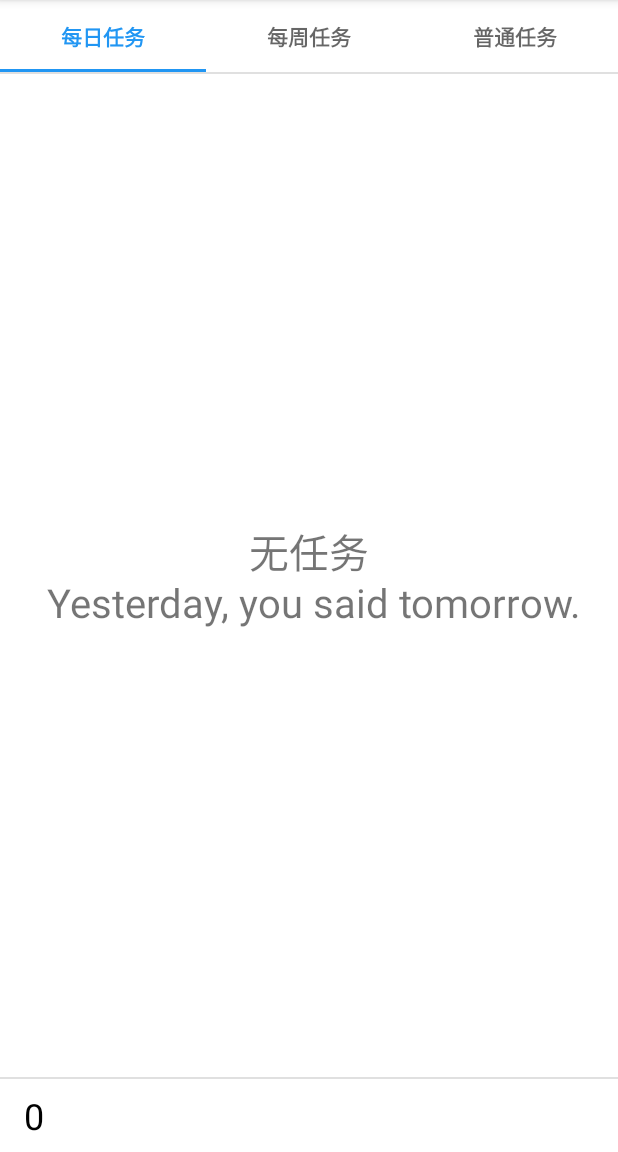
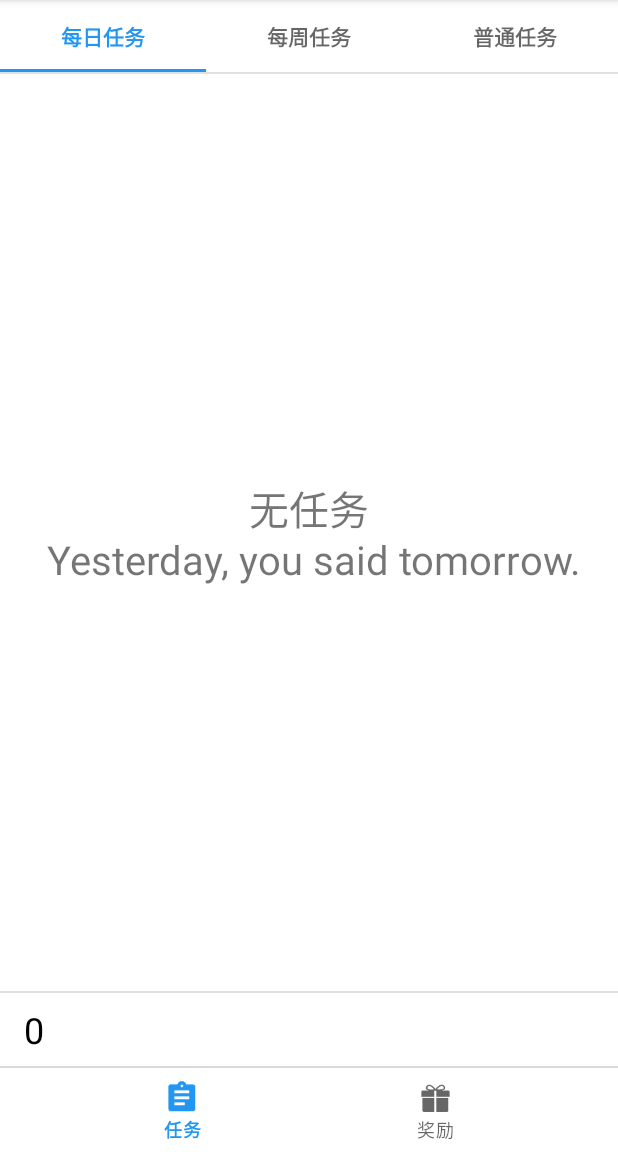
Before and after one commit to AAArisle/Playtask, an Android app: the screen it shows after launch (MainActivity), on a phone screen of 412 x 824 dp, the part 84-1236 px from its top. Run offline under Robolectric (Android 15) with nearby library versions, the phone set to English and light mode, and no system bars.

Commit message:
修复了钉住的任务在被自动刷新后会导致钉住任务数量异常的问题。 修改钉住任务通知为静音和不震动。 添加奖励界面。

```diff
--- a/app/src/main/AndroidManifest.xml
+++ b/app/src/main/AndroidManifest.xml
@@ -3,7 +3,7 @@
     xmlns:tools="http://schemas.android.com/tools">
 
     <uses-permission android:name="android.permission.POST_NOTIFICATIONS" />
-    <uses-permission android:name="android.permission.RECEIVE_BOOT_COMPLETED"/>
+    <uses-permission android:name="android.permission.RECEIVE_BOOT_COMPLETED" />
 
     <application
         android:allowBackup="true"
--- a/app/src/main/java/com/jnu/student/AlarmReceiver.java
+++ b/app/src/main/java/com/jnu/student/AlarmReceiver.java
@@ -6,7 +6,6 @@ import static com.jnu.student.Task.taskList1;
 import android.content.BroadcastReceiver;
 import android.content.Context;
 import android.content.Intent;
-import android.util.Log;
 
 public class AlarmReceiver extends BroadcastReceiver {
     @Override
--- /dev/null
+++ b/app/src/main/java/com/jnu/student/BottomAdapter.java
@@ -0,0 +1,33 @@
+package com.jnu.student;
+
+import androidx.annotation.NonNull;
+import androidx.fragment.app.Fragment;
+import androidx.fragment.app.FragmentManager;
+import androidx.lifecycle.Lifecycle;
+import androidx.viewpager2.adapter.FragmentStateAdapter;
+
+public class BottomAdapter extends FragmentStateAdapter {
+    public BottomAdapter(@NonNull FragmentManager fragmentManager, @NonNull Lifecycle lifecycle) {
+        super(fragmentManager, lifecycle);
+    }
+
+    @NonNull
+    @Override
+    public Fragment createFragment(int position) {
+        //获得Tab对应的Fragment
+        switch (position) {
+            case 0:
+                return new TaskListFragment(); // 任务
+            case 1:
+                return new RewardFragment(); // 奖励
+            default:
+                return null;
+        }
+    }
+
+    @Override
+    public int getItemCount() {
+        //Tab数目
+        return 2;
+    }
+}
--- a/app/src/main/java/com/jnu/student/MainActivity.java
+++ b/app/src/main/java/com/jnu/student/MainActivity.java
@@ -1,7 +1,6 @@
 package com.jnu.student;
 
 import static com.jnu.student.Coins.coins;
-import static com.jnu.student.Task.Pinned_Tasks;
 import static com.jnu.student.Task.taskList0;
 import static com.jnu.student.Task.taskList1;
 import static com.jnu.student.Task.taskList2;
@@ -17,11 +16,15 @@ import android.content.SharedPreferences;
 import android.icu.util.Calendar;
 import android.os.Build;
 import android.os.Bundle;
+import android.view.MenuItem;
 
+import androidx.annotation.NonNull;
 import androidx.appcompat.app.AppCompatActivity;
 import androidx.core.app.NotificationCompat;
+import androidx.viewpager.widget.ViewPager;
 import androidx.viewpager2.widget.ViewPager2;
 
+import com.google.android.material.bottomnavigation.BottomNavigationView;
 import com.google.android.material.tabs.TabLayout;
 import com.google.android.material.tabs.TabLayoutMediator;
 import com.google.gson.Gson;
@@ -31,8 +34,8 @@ import java.util.List;
 
 
 public class MainActivity extends AppCompatActivity {
-    static ViewPager2 viewPager;
-    private TabLayout tabLayout;
+    static ViewPager2 bottomViewPager;
+    private BottomNavigationView bottomMenu;
     Gson gson = new Gson();
     private AlarmManager alarmMgr;
     private PendingIntent dailyAlarmIntent;
@@ -51,14 +54,30 @@ public class MainActivity extends AppCompatActivity {
         editor.putString("tasklist2", gson.toJson(taskList2));
 
         editor.putInt("coins", coins);
-        editor.putInt("pinned_tasks", Pinned_Tasks);
         editor.apply();
         // 存储结束
 
+        // 计算钉住任务数
+        int Pinned_Tasks = 0;
+        for (Task task: taskList0){
+            if (task.isPinned() && !task.isCompleted()){
+                Pinned_Tasks++;
+            }
+        }
+        for (Task task: taskList1){
+            if (task.isPinned() && !task.isCompleted()){
+                Pinned_Tasks++;
+            }
+        }
+        for (Task task: taskList2){
+            if (task.isPinned() && !task.isCompleted()){
+                Pinned_Tasks++;
+            }
+        }
         // 如果有被钉住的未完成的任务，就显示一条通知
         if (Pinned_Tasks > 0) {
             NotificationManager manager = (NotificationManager) getSystemService(Context.NOTIFICATION_SERVICE);
-            Notification notification = new NotificationCompat.Builder(MainActivity.this, "your_channel_id")
+            Notification notification = new NotificationCompat.Builder(MainActivity.this, "pinned_task_tip_channel")
                     .setSmallIcon(R.mipmap.ic_launcher)
                     .setContentTitle("PlayTask")
                     .setContentText(Pinned_Tasks + "个钉住的任务待完成")
@@ -66,7 +85,7 @@ public class MainActivity extends AppCompatActivity {
                     .setOngoing(true) // 设置通知为持久通知
                     .setContentIntent(PendingIntent.getActivity(
                             this,0,new Intent(
-                                    this,MainActivity.class), PendingIntent.FLAG_IMMUTABLE))
+                                    this, MainActivity.class), PendingIntent.FLAG_IMMUTABLE))
                     .build();
             manager.notify(1, notification);
         }
@@ -83,6 +102,34 @@ public class MainActivity extends AppCompatActivity {
     @Override
     protected void onCreate(Bundle savedInstanceState) {
         super.onCreate(savedInstanceState);
+        setContentView(R.layout.activity_main);
+
+        // 底部导航栏
+        bottomViewPager = findViewById(R.id.bottom_viewPager);
+        bottomMenu = findViewById(R.id.bottom_menu);
+
+        BottomAdapter bottomAdapter =new BottomAdapter(getSupportFragmentManager(), getLifecycle());
+        bottomViewPager.setAdapter(bottomAdapter);
+        // 设置预加载的页面数量为 Fragment 的总数
+        bottomViewPager.setOffscreenPageLimit(bottomAdapter.getItemCount());
+        // 禁用用户输入（左右滑动）
+        bottomViewPager.setUserInputEnabled(false);
+
+        bottomMenu.setOnItemSelectedListener(new BottomNavigationView.OnItemSelectedListener()
+        {
+            @Override
+            public boolean onNavigationItemSelected(@NonNull MenuItem item) {
+                if (item.getItemId() == R.id.task) {
+                    bottomViewPager.setCurrentItem(0);
+                    return true;
+                }
+                if (item.getItemId() == R.id.reward) {
+                    bottomViewPager.setCurrentItem(1);
+                    return true;
+                }
+                return false;
+            }
+        });
 
         // 导入数据
         SharedPreferences sharedPreferences = getSharedPreferences("my_app_preferences", Context.MODE_PRIVATE);
@@ -101,46 +148,18 @@ public class MainActivity extends AppCompatActivity {
         }
 
         coins = sharedPreferences.getInt("coins", 0);
-        Pinned_Tasks = sharedPreferences.getInt("pinned_tasks", 0);
         //导入结束
-
-        setContentView(R.layout.activity_main);
-
-        viewPager = findViewById(R.id.viewPager);
-        tabLayout = findViewById(R.id.tabLayout);
-
-        PagerAdapter pagerAdapter =new PagerAdapter(getSupportFragmentManager(), getLifecycle());
-        viewPager.setAdapter(pagerAdapter);
-        // 设置预加载的页面数量为 Fragment 的总数
-        viewPager.setOffscreenPageLimit(pagerAdapter.getItemCount());
-
-        new TabLayoutMediator(tabLayout, viewPager,
-                (tab, position) -> {
-                    switch (position) {
-                        case 0:
-                            tab.setText("每日任务");
-                            break;
-                        case 1:
-                            tab.setText("每周任务");
-                            break;
-                        case 2:
-                            tab.setText("普通任务");
-                            break;
-                        case 3:
-                            tab.setText("副本任务");
-                            break;
-                    }
-                }).attach();
 
         // 创建通知通道
         if (Build.VERSION.SDK_INT >= Build.VERSION_CODES.O) {
             NotificationChannel channel = new NotificationChannel(
-                    "your_channel_id",
+                    "pinned_task_tip_channel",
                     "钉住任务提示",
                     NotificationManager.IMPORTANCE_DEFAULT
             );
             channel.setLockscreenVisibility(Notification.VISIBILITY_PUBLIC);
             channel.setShowBadge(false);
+            channel.setSound(null,null); //静音和不震动
 
             NotificationManager notificationManager = getSystemService(NotificationManager.class);
             notificationManager.createNotificationChannel(channel);
--- /dev/null
+++ b/app/src/main/java/com/jnu/student/RewardFragment.java
@@ -0,0 +1,28 @@
+package com.jnu.student;
+
+import android.os.Bundle;
+
+import androidx.fragment.app.Fragment;
+
+import android.view.LayoutInflater;
+import android.view.View;
+import android.view.ViewGroup;
+
+public class RewardFragment extends Fragment {
+
+    public RewardFragment() {
+        // Required empty public constructor
+    }
+
+    @Override
+    public void onCreate(Bundle savedInstanceState) {
+        super.onCreate(savedInstanceState);
+    }
+
+    @Override
+    public View onCreateView(LayoutInflater inflater, ViewGroup container,
+                             Bundle savedInstanceState) {
+        // Inflate the layout for this fragment
+        return inflater.inflate(R.layout.fragment_reward, container, false);
+    }
+}
--- a/app/src/main/java/com/jnu/student/Task.java
+++ b/app/src/main/java/com/jnu/student/Task.java
@@ -7,7 +7,6 @@ public class Task {
     public static List<Task> taskList0 = new ArrayList<>(); //每日任务
     public static List<Task> taskList1 = new ArrayList<>(); //每周任务
     public static List<Task> taskList2 = new ArrayList<>(); //普通任务
-    public static int Pinned_Tasks = 0; //钉住任务数
     private String title;
     private String coin;
     private int type;
--- /dev/null
+++ b/app/src/main/java/com/jnu/student/TaskListFragment.java
@@ -0,0 +1,62 @@
+package com.jnu.student;
+
+import android.os.Bundle;
+
+import androidx.fragment.app.Fragment;
+import androidx.viewpager2.widget.ViewPager2;
+
+import android.view.LayoutInflater;
+import android.view.View;
+import android.view.ViewGroup;
+
+import com.google.android.material.tabs.TabLayout;
+import com.google.android.material.tabs.TabLayoutMediator;
+
+import java.util.Objects;
+
+public class TaskListFragment extends Fragment {
+    static ViewPager2 viewPager;
+
+    public TaskListFragment() {
+        // Required empty public constructor
+    }
+
+    @Override
+    public void onCreate(Bundle savedInstanceState) {
+        super.onCreate(savedInstanceState);
+    }
+
+    @Override
+    public View onCreateView(LayoutInflater inflater, ViewGroup container,
+                             Bundle savedInstanceState) {
+        // Inflate the layout for this fragment
+        View rootView = inflater.inflate(R.layout.fragment_task_list, container, false);
+        viewPager = rootView.findViewById(R.id.viewPager);
+        TabLayout tabLayout = rootView.findViewById(R.id.tabLayout);
+
+        PagerAdapter pagerAdapter = new PagerAdapter(requireActivity().getSupportFragmentManager(), getLifecycle());
+        viewPager.setAdapter(pagerAdapter);
+        // 设置预加载的页面数量为 Fragment 的总数
+        viewPager.setOffscreenPageLimit(pagerAdapter.getItemCount());
+
+        new TabLayoutMediator(tabLayout, viewPager,
+                (tab, position) -> {
+                    switch (position) {
+                        case 0:
+                            tab.setText("每日任务");
+                            break;
+                        case 1:
+                            tab.setText("每周任务");
+                            break;
+                        case 2:
+                            tab.setText("普通任务");
+                            break;
+                        case 3:
+                            tab.setText("副本任务");
+                            break;
+                    }
+                }).attach();
+
+        return rootView;
+    }
+}
--- a/app/src/main/res/layout/activity_main.xml
+++ b/app/src/main/res/layout/activity_main.xml
@@ -2,21 +2,29 @@
 <LinearLayout xmlns:android="http://schemas.android.com/apk/res/android"
     xmlns:app="http://schemas.android.com/apk/res-auto"
     xmlns:tools="http://schemas.android.com/tools"
+
     android:layout_width="match_parent"
     android:layout_height="match_parent"
     android:orientation="vertical"
     tools:context=".MainActivity">
-    <com.google.android.material.tabs.TabLayout
-        android:id="@+id/tabLayout"
+
+    <androidx.viewpager2.widget.ViewPager2
+        android:id="@+id/bottom_viewPager"
+        android:layout_width="match_parent"
+        android:layout_height="match_parent"
+        android:layout_weight="1" />
+
+    <ImageView
+        android:id="@+id/imageView_divider"
         android:layout_width="match_parent"
         android:layout_height="wrap_content"
-        app:tabTextAppearance="@style/CustomTabTextAppearance">
+        android:scaleType="fitXY"
+        android:src="@drawable/divider_line" />
 
-    </com.google.android.material.tabs.TabLayout>
-
-    <androidx.viewpager2.widget.ViewPager2
-        android:id="@+id/viewPager"
+    <com.google.android.material.bottomnavigation.BottomNavigationView
+        android:id="@+id/bottom_menu"
         android:layout_width="match_parent"
-        android:layout_height="match_parent">
-    </androidx.viewpager2.widget.ViewPager2>
+        android:layout_height="wrap_content"
+        android:layout_gravity="bottom"
+        app:menu="@menu/navigation" />
 </LinearLayout>
--- /dev/null
+++ b/app/src/main/res/layout/fragment_task.xml
@@ -0,0 +1,69 @@
+<?xml version="1.0" encoding="utf-8"?>
+<LinearLayout xmlns:android="http://schemas.android.com/apk/res/android"
+    xmlns:tools="http://schemas.android.com/tools"
+    android:layout_width="match_parent"
+    android:layout_height="match_parent"
+    android:longClickable="true"
+    android:orientation="vertical"
+    tools:context=".DailyTaskFragment">
+
+    <ImageView
+        android:id="@+id/imageView_divider1"
+        android:layout_width="match_parent"
+        android:layout_height="wrap_content"
+        android:scaleType="fitXY"
+        android:src="@drawable/divider_line" />
+
+    <FrameLayout
+        android:layout_width="match_parent"
+        android:layout_height="match_parent"
+        android:layout_weight="1">
+
+        <androidx.recyclerview.widget.RecyclerView
+            android:id="@+id/recycle_view_tasks"
+            android:layout_width="match_parent"
+            android:layout_height="match_parent" />
+
+        <TextView
+            android:id="@+id/textView_task_empty"
+            android:layout_width="match_parent"
+            android:layout_height="match_parent"
+            android:layout_marginStart="24dp"
+            android:layout_marginEnd="24dp"
+            android:gravity="center"
+            android:maxLines="2"
+            android:autoSizeTextType="uniform"
+            android:text="@string/task_empty" />
+    </FrameLayout>
+
+    <ImageView
+        android:id="@+id/imageView_divider2"
+        android:layout_width="match_parent"
+        android:layout_height="wrap_content"
+        android:scaleType="fitXY"
+        android:src="@drawable/divider_line" />
+
+    <LinearLayout
+        android:layout_width="match_parent"
+        android:layout_height="wrap_content"
+        android:layout_gravity="bottom"
+        android:layout_marginStart="16dp"
+        android:layout_marginTop="8dp"
+        android:layout_marginEnd="16dp"
+        android:layout_marginBottom="8dp"
+        android:orientation="horizontal">
+
+        <TextView
+            android:id="@+id/textView_coins"
+            android:layout_width="wrap_content"
+            android:layout_height="wrap_content"
+            android:layout_gravity="start"
+            android:layout_weight="1"
+            android:gravity="left|center_vertical"
+            android:text="TextView"
+            android:textColor="@color/black"
+            android:textSize="24sp" />
+
+    </LinearLayout>
+
+</LinearLayout>
--- a/app/src/main/res/layout/fragment_task_list.xml
+++ b/app/src/main/res/layout/fragment_task_list.xml
@@ -1,69 +1,22 @@
 <?xml version="1.0" encoding="utf-8"?>
 <LinearLayout xmlns:android="http://schemas.android.com/apk/res/android"
+    xmlns:app="http://schemas.android.com/apk/res-auto"
     xmlns:tools="http://schemas.android.com/tools"
     android:layout_width="match_parent"
     android:layout_height="match_parent"
-    android:longClickable="true"
     android:orientation="vertical"
-    tools:context=".DailyTaskFragment">
-
-    <ImageView
-        android:id="@+id/imageView_divider1"
+    tools:context=".MainActivity">
+    <com.google.android.material.tabs.TabLayout
+        android:id="@+id/tabLayout"
         android:layout_width="match_parent"
         android:layout_height="wrap_content"
-        android:scaleType="fitXY"
-        android:src="@drawable/divider_line" />
+        app:tabTextAppearance="@style/CustomTabTextAppearance">
 
-    <FrameLayout
+    </com.google.android.material.tabs.TabLayout>
+
+    <androidx.viewpager2.widget.ViewPager2
+        android:id="@+id/viewPager"
         android:layout_width="match_parent"
-        android:layout_height="match_parent"
-        android:layout_weight="1">
-
-        <androidx.recyclerview.widget.RecyclerView
-            android:id="@+id/recycle_view_tasks"
-            android:layout_width="match_parent"
-            android:layout_height="match_parent" />
-
-        <TextView
-            android:id="@+id/textView_task_empty"
-            android:layout_width="match_parent"
-            android:layout_height="match_parent"
-            android:layout_marginStart="24dp"
-            android:layout_marginEnd="24dp"
-            android:gravity="center"
-            android:maxLines="2"
-            android:autoSizeTextType="uniform"
-            android:text="@string/task_empty" />
-    </FrameLayout>
-
-    <ImageView
-        android:id="@+id/imageView_divider2"
-        android:layout_width="match_parent"
-        android:layout_height="wrap_content"
-        android:scaleType="fitXY"
-        android:src="@drawable/divider_line" />
-
-    <LinearLayout
-        android:layout_width="match_parent"
-        android:layout_height="wrap_content"
-        android:layout_gravity="bottom"
-        android:layout_marginStart="16dp"
-        android:layout_marginTop="8dp"
-        android:layout_marginEnd="16dp"
-        android:layout_marginBottom="8dp"
-        android:orientation="horizontal">
-
-        <TextView
-            android:id="@+id/textView_coins"
-            android:layout_width="wrap_content"
-            android:layout_height="wrap_content"
-            android:layout_gravity="start"
-            android:layout_weight="1"
-            android:gravity="left|center_vertical"
-            android:text="TextView"
-            android:textColor="@color/black"
-            android:textSize="24sp" />
-
-    </LinearLayout>
-
+        android:layout_height="match_parent">
+    </androidx.viewpager2.widget.ViewPager2>
 </LinearLayout>
--- /dev/null
+++ b/app/src/main/res/menu/navigation.xml
@@ -0,0 +1,13 @@
+<?xml version="1.0" encoding="utf-8"?>
+<menu xmlns:android="http://schemas.android.com/apk/res/android">
+    <item
+        android:id="@+id/task"
+        android:icon="@drawable/ic_assignment_grey_36dp"
+        android:title="@string/task_name" />
+
+    <item
+        android:id="@+id/reward"
+        android:icon="@drawable/ic_gift_grey"
+        android:title="@string/reward_name" />
+
+</menu>
--- a/app/src/main/res/values/strings.xml
+++ b/app/src/main/res/values/strings.xml
@@ -1,5 +1,7 @@
 <resources>
     <string name="app_name">PlayTask</string>
+    <string name="task_name">任务</string>
+    <string name="reward_name">奖励</string>
     <string name="add_name">新建任务</string>
     <string name="edit_name">编辑任务</string>
     <string name="sort_name">排序</string>
@@ -20,6 +22,6 @@
                                     普通任务：完成后不再重新出现。</string>
     <string name="task_empty">无任务\n
                               Yesterday, you said tomorrow.</string>
-    <string name="completed_empty">无已完成任务\n
-                                   赶紧去完成任务吧</string>
+    <string name="reward_empty">无奖励\n
+                                Freud believed that, there are many primitive desires and impulses stored in the human subconscious.</string>
 </resources>
```
Also changed, not shown: app/src/main/java/com/jnu/student/DailyTaskFragment.java (+8 -9 lines), app/src/main/java/com/jnu/student/NormalTaskFragment.java (+7 -9 lines), app/src/main/java/com/jnu/student/RecycleViewTaskAdapter.java (+0 -15 lines), app/src/main/java/com/jnu/student/WeeklyTaskFragment.java (+7 -9 lines), app/src/main/res/layout/fragment_reward.xml (added, +60 -0 lines).
